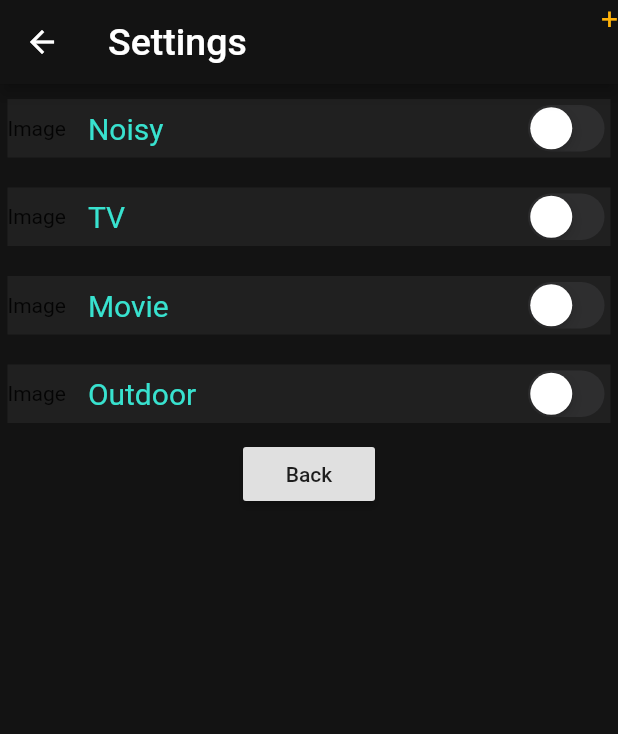
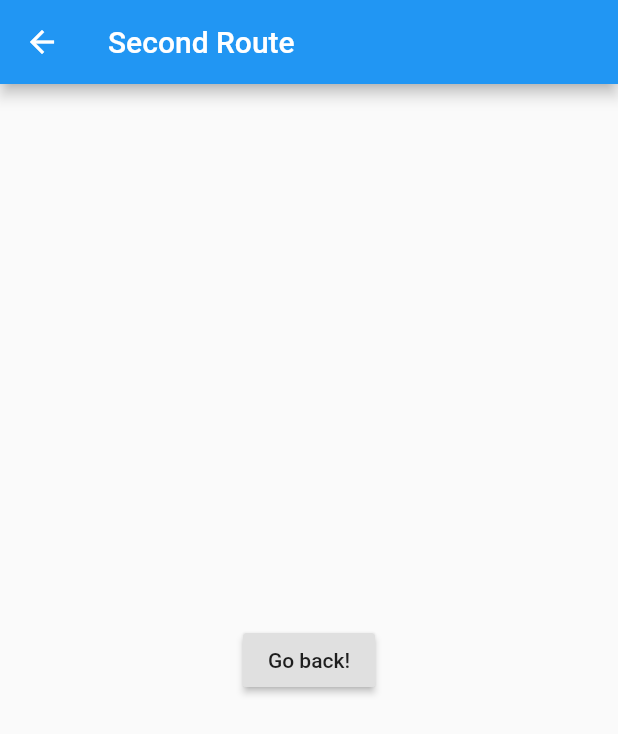
Before and after one commit to Burhan27/Audientes, a Flutter app: the Settings screen opened by its route, on a phone screen of 412 x 824 dp. Shown: the top 734 px of the screen. Run offline on Flutter 3.47's test engine with Material 2 defaults, Android fonts, the phone set to English and light mode, and no system bars; missing offline and left inert: volume.

Commit message:
Revert "Merge branch 'settings' into develop"
This reverts commit 407e2c1970f1bdc528fd296e3da0d95c06e947d2.

```diff
--- a/lib/router.dart
+++ b/lib/router.dart
@@ -1,8 +1,6 @@
-import 'package:audientes/mixer.dart';
 import 'package:flutter/material.dart';
 import 'startscreen.dart';
 import 'settings.dart';
-import 'mixer.dart';
 
 
 class Router{
@@ -13,8 +11,6 @@ class Router{
         return MaterialPageRoute(builder: (_) => MyApp());
       case '/settings':
         return MaterialPageRoute(builder: (_) => Settings());
-      case '/mixer':
-        return MaterialPageRoute(builder: (_) => mixer());
       default:
         return MaterialPageRoute(
             builder: (_) => Scaffold(
--- a/lib/settingOption.dart
+++ /dev/null
@@ -1,51 +0,0 @@
-import 'package:audientes/settingsOptionDropDown.dart';
-import 'package:flutter/cupertino.dart';
-import 'package:flutter/material.dart';
-
-class settingOption extends StatefulWidget {
-  String optionText;
-
-  settingOption(this.optionText);
-
-  @override
-  State<StatefulWidget> createState() {
-    // TODO: implement createState
-    return settingOptionState(optionText);
-  }
-
-}
-
-class settingOptionState extends State<settingOption> {
-  String optionText;
-  bool isChecked = false;
-  settingOptionState(this.optionText);
-
-  @override
-  Widget build(BuildContext context) {
-    // TODO: implement build
-    return Container(
-      child: Row(
-        children: <Widget>[
-          Expanded(
-            child: settingOptionDropDown(optionText),
-            flex: 8,
-          ),
-          Expanded(
-            child: Container(child: CupertinoSwitch(
-              value: isChecked,
-              onChanged: (value) {
-                setState(() {
-                  isChecked = !isChecked;
-                });
-              },
-            activeColor: Color(0xff38E2CF),),
-              alignment: Alignment.centerRight,),
-            flex: 2,
-          )
-        ],
-      ),
-      margin: EdgeInsets.fromLTRB(5, 10, 5, 10),
-      width: double.infinity,
-    color: Color(0xff202020),);
-  }
-}
--- a/lib/settings.dart
+++ b/lib/settings.dart
@@ -1,4 +1,3 @@
-import 'package:audientes/settingOption.dart';
 import 'package:flutter/material.dart';
 
 class Settings extends StatelessWidget {
@@ -6,38 +5,15 @@ class Settings extends StatelessWidget {
   Widget build(BuildContext context) {
     return Scaffold(
       appBar: AppBar(
-        backgroundColor: Color(0xff131313),
-        title: Text(
-          "Settings",
-          style: TextStyle(color: Colors.white, fontSize: 25),
+        title: Text("Second Route"),
+      ),
+      body: Center(
+        child: RaisedButton(
+          onPressed: () {
+            Navigator.pop(context);
+          },
+          child: Text('Go back!'),
         ),
-        actions: <Widget>[
-          GestureDetector(
-            child: Text(
-              '+',
-              style: TextStyle(fontSize: 20, color: Color(0xffFFB20A)),
-            ),
-          onTap: ()=> Navigator.pushNamed(context, '/mixer'),)
-        ],
-      ),
-      body: Container(
-        child: Column(
-          children: <Widget>[
-            settingOption('Noisy'),
-            settingOption('TV'),
-            settingOption('Movie'),
-            settingOption('Outdoor'),
-            RaisedButton(
-              onPressed: () {
-                Navigator.pop(context);
-              },
-              child: Text('Back'),
-            )
-          ],
-        ),
-        width: double.infinity,
-        alignment: Alignment.center,
-        color: Color(0xff131313),
       ),
     );
   }
--- a/lib/settingsOptionDropDown.dart
+++ /dev/null
@@ -1,39 +0,0 @@
-import 'package:flutter/material.dart';
-
-class settingOptionDropDown extends StatefulWidget {
-
-  String optionText;
-
-  settingOptionDropDown(this.optionText);
-
-  @override
-  State<StatefulWidget> createState() {
-    // TODO: implement createState
-    return settingOptionDropDownState(optionText);
-  }
-
-
-}
-
-class settingOptionDropDownState extends State<settingOptionDropDown> {
-  String optionText;
-
-  settingOptionDropDownState(this.optionText);
-
-  @override
-  Widget build(BuildContext context) {
-    // TODO: implement build
-    return GestureDetector(
-      child: Row(children: <Widget>[
-        Expanded(child: Text('Image'),
-        flex: 1,),
-        Expanded(child:Container( child: Text(optionText,
-            style: TextStyle(fontSize: 20,
-            color: Color(0xff38E2CF)),),
-        ),
-        flex: 5,)],),
-      onTap: ()=> Navigator.pushNamed(context, '/mixer'),
-    );
-  }
-
-}
```
Also changed, not shown: lib/mixer.dart (deleted, +0 -78 lines).
